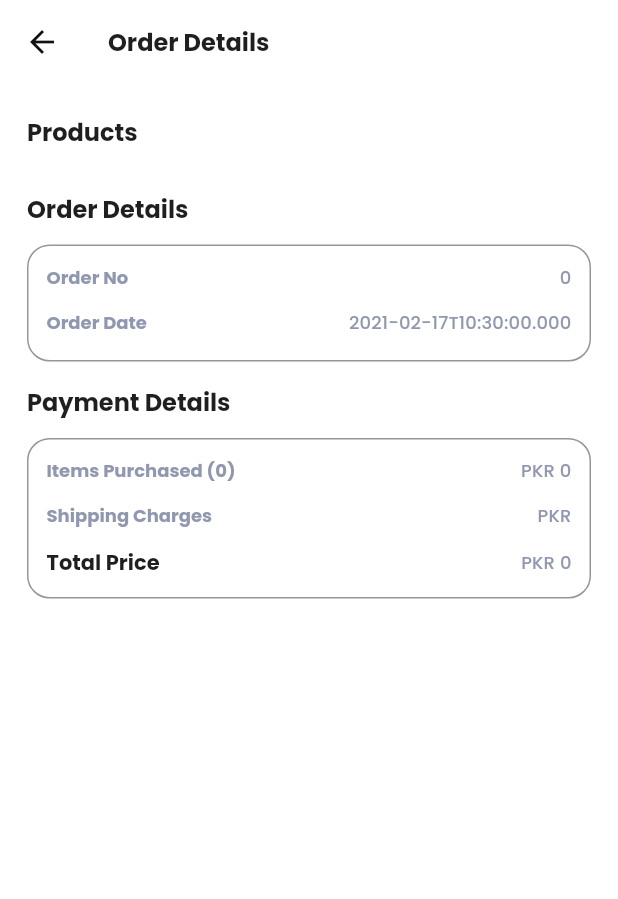
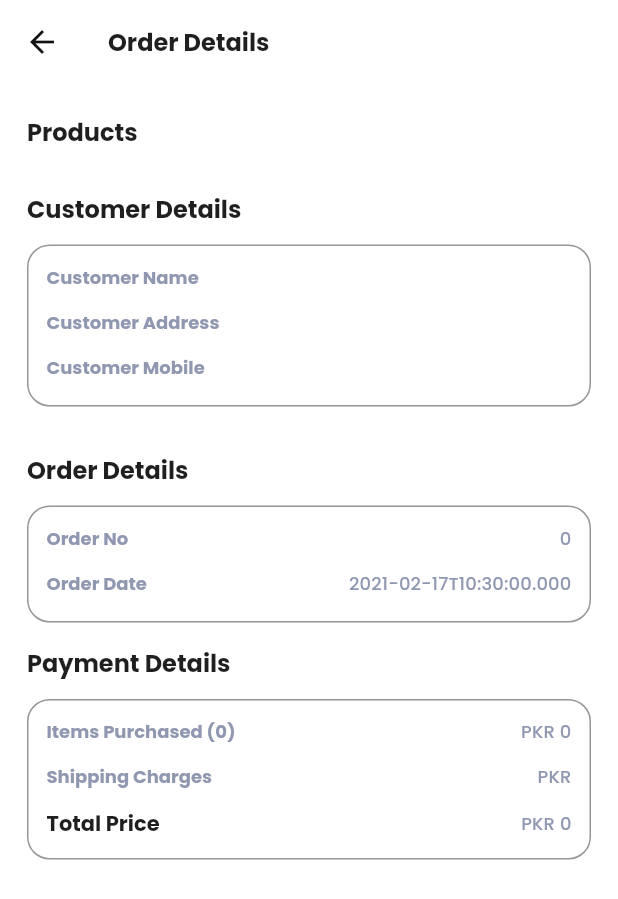
Before and after one commit to Airtechsolutions-pk/Go-Smart-Ecommerce, a Flutter app: the OrderDetailPage2 screen opened directly with empty values, on a phone screen of 412 x 824 dp. Shown: the top 899 px of the screen. Run offline on Flutter 3.47's test engine with Material 2 defaults, Android fonts, the phone set to English and light mode, and no system bars; our stand-ins replace animated_splash_screen, buttons_tabbar, cached_network_image, carousel_slider, curved_navigation_bar, dots_indicator and 17 more; accounts and stored records are empty; network calls fail.

Commit message:
customer info update

```diff
--- a/lib/pages/order/order_detail_page2.dart
+++ b/lib/pages/order/order_detail_page2.dart
@@ -79,6 +79,40 @@ class _OrderDetailPage2State extends State<OrderDetailPage2> {
                   }).toList(),
                 ),
               ),
+              SizedBox(height: 15.0),
+              Text('Customer Details',
+                  style: Theme.of(context).textTheme.headline3)
+                  .tr(),
+              SizedBox(height: 12.0),
+              Container(
+                width: double.infinity,
+                decoration: BoxDecoration(
+                  borderRadius: BorderRadius.circular(15.0),
+                  border: Border.all(color: Theme.of(context).accentColor),
+                ),
+                padding: EdgeInsets.all(12.0),
+                child: Column(
+                    children: [
+                      orderCardItem(context,
+                          title: "Customer Name",
+                          data: widget.order['CustomerOrders']['Name'].toString()),
+                      SizedBox(height: 12.0),
+                      // orderCardItem(context,
+                      //     title: "order.shipping",
+                      //     data: "\$ ${order.shippingPrice}"),
+                      // SizedBox(height: 12.0),
+                      orderCardItem(context,
+                          title: "Customer Address",
+                          data: widget.order['CustomerOrders']['Address'].toString()),
+                      SizedBox(height: 12.0),
+                      orderCardItem(context,
+                          title: "Customer Mobile",
+                          data: widget.order['CustomerOrders']['Mobile'].toString()),
+                      SizedBox(height: 4.0),
+                    ]),
+              ),
+              SizedBox(height: 15.0),
+
               SizedBox(height: 15.0),
               Text('Order Details',
                   style: Theme.of(context).textTheme.headline3)
```
Also changed, not shown: lib/pages/order/address_page.dart (+63 -35 lines).
